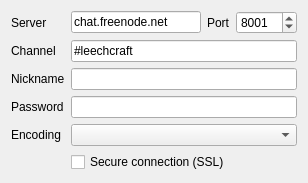
Before: the Qt Designer form src/plugins/azoth/plugins/acetamide/ircjoingroupchat.ui in 0xd34df00d/leechcraft, drawn with Qt 5.
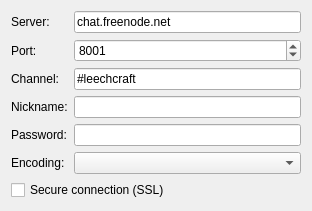
After: the same form once the commit is applied.

Commit message: Azoth Acetamide: fixed forms and layouts.

```diff
--- a/src/plugins/azoth/plugins/acetamide/ircjoingroupchat.ui
+++ b/src/plugins/azoth/plugins/acetamide/ircjoingroupchat.ui
@@ -6,18 +6,23 @@
    <rect>
     <x>0</x>
     <y>0</y>
-    <width>308</width>
-    <height>176</height>
+    <width>312</width>
+    <height>197</height>
    </rect>
   </property>
   <property name="windowTitle">
    <string>Form</string>
   </property>
-  <layout class="QGridLayout" name="gridLayout">
+  <layout class="QVBoxLayout" name="verticalLayout">
+   <item>
+    <layout class="QFormLayout" name="formLayout">
+     <property name="fieldGrowthPolicy">
+      <enum>QFormLayout::AllNonFixedFieldsGrow</enum>
+     </property>
    <item row="0" column="0">
     <widget class="QLabel" name="label">
      <property name="text">
-      <string>Server</string>
+        <string>Server:</string>
      </property>
     </widget>
    </item>
@@ -29,71 +34,73 @@
     </widget>
    </item>
    <item row="1" column="0">
+      <widget class="QLabel" name="label_5">
+       <property name="text">
+        <string>Port:</string>
+       </property>
+      </widget>
+     </item>
+     <item row="1" column="1">
+      <widget class="QSpinBox" name="Port_">
+       <property name="maximum">
+        <number>65535</number>
+       </property>
+       <property name="value">
+        <number>8001</number>
+       </property>
+      </widget>
+     </item>
+     <item row="2" column="0">
     <widget class="QLabel" name="label_2">
      <property name="text">
-      <string>Channel</string>
+        <string>Channel:</string>
      </property>
     </widget>
    </item>
-   <item row="1" column="1" colspan="3">
+     <item row="2" column="1">
     <widget class="QLineEdit" name="Channel_">
      <property name="text">
       <string>#leechcraft</string>
      </property>
     </widget>
    </item>
-   <item row="2" column="0">
-    <widget class="QLabel" name="label_3">
-     <property name="text">
-      <string>Nickname</string>
-     </property>
-    </widget>
-   </item>
    <item row="3" column="0">
+      <widget class="QLabel" name="label_3">
+       <property name="text">
+        <string>Nickname:</string>
+       </property>
+      </widget>
+     </item>
+     <item row="3" column="1">
+      <widget class="QLineEdit" name="Nickname_"/>
+     </item>
+     <item row="4" column="0">
     <widget class="QLabel" name="label_4">
      <property name="text">
-      <string>Password</string>
+        <string>Password:</string>
      </property>
     </widget>
    </item>
-   <item row="3" column="1" colspan="3">
+     <item row="4" column="1">
     <widget class="QLineEdit" name="Password_">
      <property name="echoMode">
       <enum>QLineEdit::PasswordEchoOnEdit</enum>
      </property>
     </widget>
    </item>
-   <item row="0" column="3">
-    <widget class="QSpinBox" name="Port_">
-     <property name="maximum">
-      <number>65535</number>
-     </property>
-     <property name="value">
-      <number>8001</number>
-     </property>
-    </widget>
-   </item>
-   <item row="0" column="2">
-    <widget class="QLabel" name="label_5">
-     <property name="text">
-      <string>Port</string>
-     </property>
-    </widget>
-   </item>
-   <item row="2" column="1" colspan="3">
-    <widget class="QLineEdit" name="Nickname_"/>
-   </item>
-   <item row="4" column="1" colspan="3">
-    <widget class="QComboBox" name="Encoding_"/>
-   </item>
-   <item row="4" column="0">
+     <item row="5" column="0">
     <widget class="QLabel" name="label_6">
      <property name="text">
-      <string>Encoding</string>
+        <string>Encoding:</string>
      </property>
     </widget>
    </item>
-   <item row="5" column="1" colspan="3">
+     <item row="5" column="1">
+      <widget class="QComboBox" name="Encoding_"/>
+     </item>
+    </layout>
+   </item>
+   <item>
     <widget class="QCheckBox" name="SSL_">
      <property name="text">
       <string>Secure connection (SSL)</string>
```
Left out of the diff: 2 changed lines with no effect on the pictures. Lines whose indentation alone changed are shown as unchanged. The commit also changes 3 other files.
